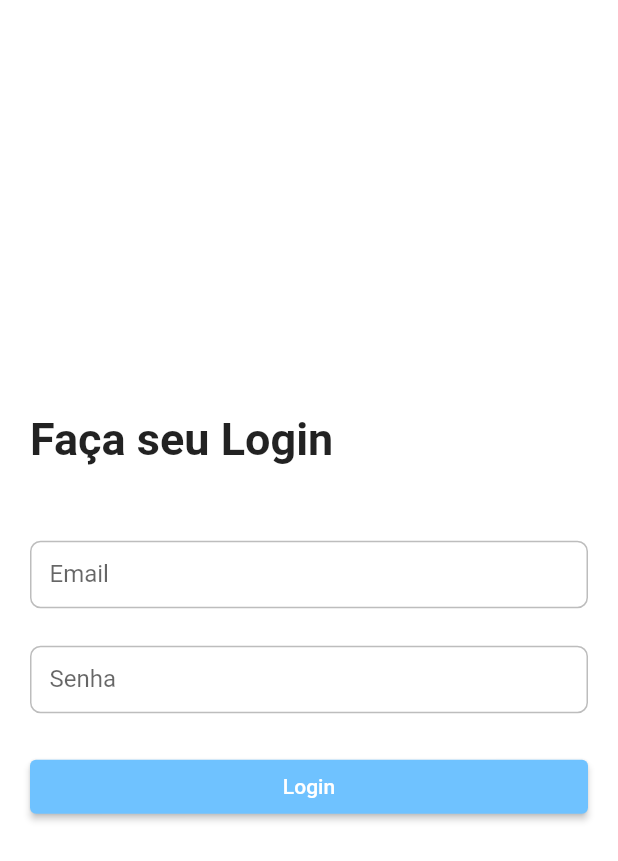
After one commit to MeAdote/Tcc_MeAdote_App, a Flutter app: the screen it shows after launch, after a tap on "Já tem uma conta?", on a phone screen of 412 x 824 dp. The commit adds this screen. Shown: the top 861 px of the screen. Run offline on Flutter 3.47's test engine with Material 2 defaults, Android fonts, the phone set to English and light mode, and no system bars; our stand-ins replace dio, file_picker, firebase_core, firebase_storage; missing offline and left inert: validatorless; accounts and stored records are empty; network calls fail.

Commit message:
Começando a pagina de login

```diff
--- /dev/null
+++ b/lib/app/core/exceptions/unauthorized_exceptions.dart
@@ -0,0 +1,3 @@
+class UnauthorizedException implements Exception{
+
+}
--- /dev/null
+++ b/lib/app/models/auth_model.dart
@@ -0,0 +1,22 @@
+import 'dart:convert';
+
+class AuthModel {
+  final String token;
+
+  AuthModel({required this.token});
+
+  Map<String, dynamic> toMap(){
+    return {
+      'Token' : token
+    };
+  }
+
+  factory AuthModel.fromMap(Map<String, dynamic> map){
+    return AuthModel(token: map['token']);
+  }
+
+  String toJson() => json.encode(toMap());
+
+  factory AuthModel.fromJson(String source) =>
+    AuthModel.fromMap(json.decode(source));
+}
--- a/lib/app/pages/cadaster/cadaster_controller.dart
+++ b/lib/app/pages/cadaster/cadaster_controller.dart
@@ -1,25 +1,29 @@
 import 'dart:io';
-
 import 'package:flutter/material.dart';
 
 class CadasterController {
-  static final TextEditingController firstName = TextEditingController();
-  static final TextEditingController lastName = TextEditingController();
-  static final TextEditingController age = TextEditingController();
-  static final TextEditingController telephone = TextEditingController();
+  TextEditingController firstName = TextEditingController();
+  TextEditingController lastName = TextEditingController();
+  TextEditingController age = TextEditingController();
+  TextEditingController telephone = TextEditingController();
+  TextEditingController postalCode = TextEditingController();
+  TextEditingController state = TextEditingController();
+  TextEditingController city = TextEditingController();
+  TextEditingController streetName = TextEditingController();
+  TextEditingController email = TextEditingController();
+  TextEditingController password = TextEditingController();
 
-  static final TextEditingController postalCode = TextEditingController();
-  static final TextEditingController state = TextEditingController();
-  static final TextEditingController city = TextEditingController();
-  static final TextEditingController streetName = TextEditingController();
+  File? profilePicture;
 
-  static final TextEditingController email = TextEditingController();
-  static final TextEditingController password = TextEditingController();
+  CadasterController();
 
-  static File? profilePicture = null;
+  // Singleton instance
+  static final CadasterController _instance = CadasterController._internal();
 
-  CadasterController._();
-  static void disposeAll() {
+
+  CadasterController._internal();
+
+  void disposeAll() {
     firstName.dispose();
     lastName.dispose();
     age.dispose();
--- /dev/null
+++ b/lib/app/pages/login/login_page.dart
@@ -0,0 +1,95 @@
+import 'package:flutter/material.dart';
+import 'package:tcc_me_adote/app/repositories/user_repository.dart';
+import 'package:validatorless/validatorless.dart';
+
+import '../../ui/styles/colors_app.dart';
+
+class LoginPage extends StatefulWidget {
+  @override
+  State<LoginPage> createState() => _LoginPageState();
+}
+
+class _LoginPageState extends State<LoginPage> {
+  final _formKey = GlobalKey<FormState>();
+
+  UserRepository _repository = UserRepository();
+
+  TextEditingController _emailController = TextEditingController();
+  TextEditingController _passwordController = TextEditingController();
+
+  @override
+  Widget build(BuildContext context) {
+    return Scaffold(
+      ///appBar: //,
+      body: Center(
+        child: SingleChildScrollView(
+          child: Padding(
+            padding: const EdgeInsets.all(20.0),
+            child: Form(
+              key: _formKey,
+              child: Column(
+                mainAxisAlignment: MainAxisAlignment.center,
+                crossAxisAlignment: CrossAxisAlignment.center,
+                children: [
+                  const Align(
+                    alignment: Alignment.topLeft,
+                    child: Text(
+                      'Faça seu Login',
+                      style: TextStyle(
+                          fontSize: 30.0, fontWeight: FontWeight.w700),
+                    ),
+                  ),
+                  const SizedBox(
+                    height: 50.0,
+                  ),
+                  TextFormField(
+                      decoration: const InputDecoration(labelText: 'Email'),
+                      controller: _emailController,
+                      validator: Validatorless.multiple([
+                        Validatorless.email('Email Inválido'),
+                        Validatorless.required('Email é Obrigatório')
+                      ])),
+
+                  const SizedBox(
+                    height: 25.0,
+                  ),
+                  TextFormField(
+                      decoration: const InputDecoration(labelText: 'Senha'),
+                      controller: _passwordController,
+                      validator: Validatorless.multiple([
+                        Validatorless.min(6, 'Senha não é menor que 6 caracteres'),
+                        Validatorless.required('Senha é Obrigatória')
+                      ]),
+                      obscureText: true,
+                  ),
+                  const SizedBox(
+                    height: 25.0,
+                  ),
+                  Center(
+                    child: SizedBox(
+                      width: double.infinity,
+                      child: ElevatedButton(
+                        style: ButtonStyle(
+                          backgroundColor: MaterialStateProperty.all<Color>(
+                              ColorsApp.i.primary),
+                        ),
+                        onPressed: () {
+                          final valid =
+                              _formKey.currentState?.validate() ?? false;
+                          if (valid) {
+                            _repository.login(_emailController.text, _passwordController.text).then((value) => null);
+                          }
+                        },
+                        child: const Text('Login'),
+                      ),
+                    ),
+                  ),
+                ],
+              ),
+            ),
+          ),
+        ),
+      ),
+    );
+  }
+}
--- a/lib/app/pages/splash/splash_page.dart
+++ b/lib/app/pages/splash/splash_page.dart
@@ -43,9 +43,9 @@ class Splash extends StatelessWidget {
                     margin: EdgeInsets.only(top: constraints.maxHeight * 0.04),
                     child: ElevatedButton(
                       onPressed: () {
-                        Navigator.pushNamed(context, '/pets');
+                        Navigator.pushNamed(context, '/cadaster');
                       },
-                      child: Text('Acessar'),
+                      child: Text('Cadastrar'),
                       style: ButtonStyle(
                         backgroundColor: MaterialStateProperty.all(Colors.blue),
                         minimumSize: MaterialStateProperty.all(Size(230, 50)),
@@ -55,7 +55,7 @@ class Splash extends StatelessWidget {
                   SizedBox(height: constraints.maxHeight * 0.02),
                   InkWell(
                     onTap: () {
-                      Navigator.pushNamed(context, '/cadaster');
+                      Navigator.pushNamed(context, '/login');
                     },
                     child: Text('Já tem uma conta?'),
                   ),
--- a/lib/app/tcc_me_adote.dart
+++ b/lib/app/tcc_me_adote.dart
@@ -2,6 +2,7 @@ import 'package:flutter/material.dart';
 import 'package:flutter/src/widgets/framework.dart';
 import 'package:tcc_me_adote/app/pages/animal/pet_list_page.dart';
 import 'package:tcc_me_adote/app/pages/cadaster/cadaster_page.dart';
+import 'package:tcc_me_adote/app/pages/login/login_page.dart';
 import 'package:tcc_me_adote/app/pages/splash/splash_page.dart';
 import 'package:tcc_me_adote/app/ui/theme/theme_config.dart';
 
@@ -18,6 +19,7 @@ class TccMeAdote extends StatelessWidget {
         '/': (context) => const Splash(),
         '/cadaster' :(context) => Cadaster(),
         '/pets': (context) => const PetListPage(),
+        '/login' : (context) =>  LoginPage(),
       },
     );
   }
```
Also changed, not shown: lib/app/api/api.dart (deleted, +0 -24 lines), lib/app/pages/cadaster/cadaster_adress_page.dart (+6 -5 lines), lib/app/pages/cadaster/cadaster_login_page.dart (+50 -34 lines), lib/app/pages/cadaster/cadaster_page.dart (+6 -4 lines), lib/app/pages/cadaster/cadaster_user_page.dart (+14 -14 lines), lib/app/repositories/firebase_repository.dart (added, +34 -0 lines), lib/app/repositories/user_repository.dart (+43 -21 lines), lib/firebase_options.dart.
